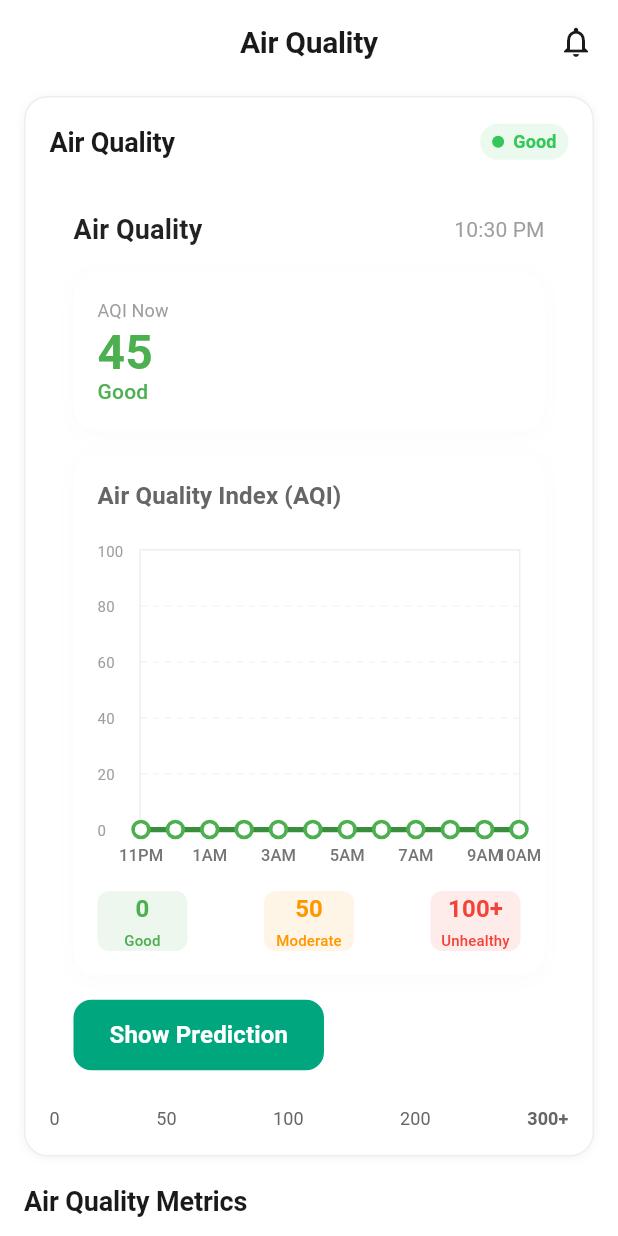
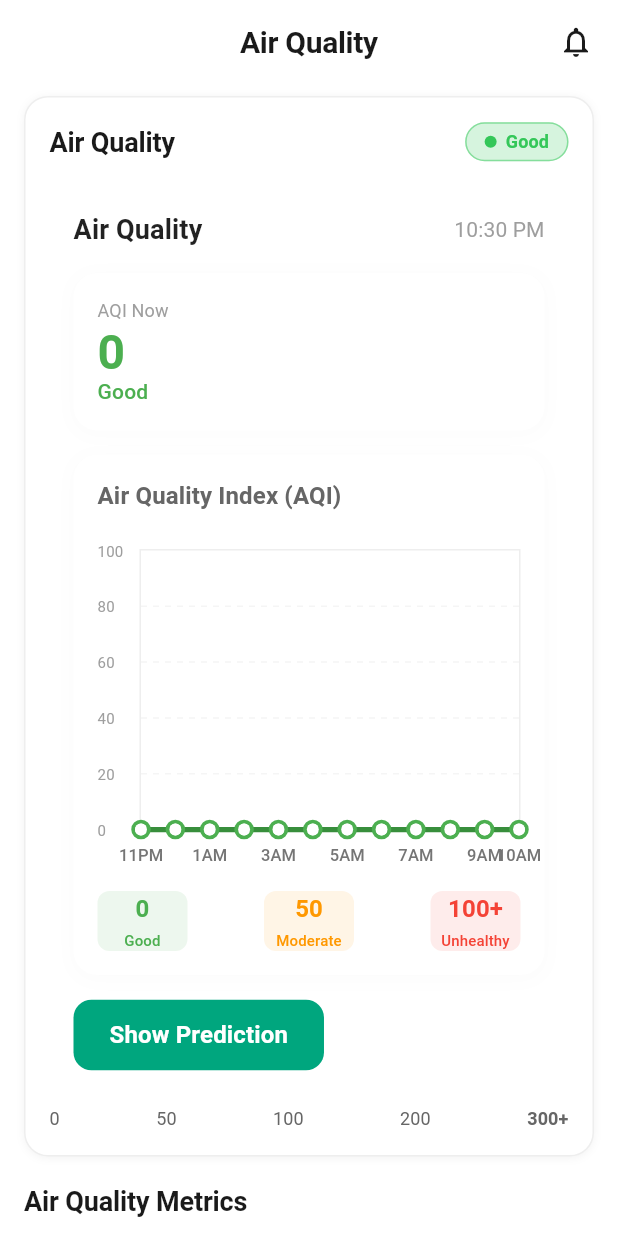
Before and after one commit to Ashik-Muhammed/ZAP_Zygreen_Air_Purifier, a Flutter app: the screen it shows after launch, on a phone screen of 412 x 824 dp. Run offline on Flutter 3.47's test engine with Material 3 defaults, Android fonts, the phone set to English and light mode, and no system bars; drawn by our look-alikes of fl_chart; our stand-ins replace firebase_core, firebase_database; accounts and stored records are empty.

Commit message:
fixed bug in AQI

```diff
--- a/lib/screens/dashboard_screen.dart
+++ b/lib/screens/dashboard_screen.dart
@@ -81,7 +81,7 @@ class DashboardScreen extends StatelessWidget {
                               fontWeight: FontWeight.w600,
                             ),
                           ),
-                          const _AirQualityStatus(label: 'Good', color: AppTheme.success),
+                          _AirQualityStatus(aqiValue: sensorProvider.airQuality),
                         ],
                       ),
                       const SizedBox(height: AppTheme.spacingM),
@@ -286,24 +286,47 @@ class DashboardScreen extends StatelessWidget {
 }
 
 class _AirQualityStatus extends StatelessWidget {
-  final String label;
-  final Color color;
+  final int aqiValue;
 
   const _AirQualityStatus({
-    required this.label,
-    required this.color,
+    required this.aqiValue,
   });
+
+  String get _getAqiLabel {
+    if (aqiValue <= 50) return 'Good';
+    if (aqiValue <= 100) return 'Moderate';
+    if (aqiValue <= 150) return 'Unhealthy for Sensitive Groups';
+    if (aqiValue <= 200) return 'Unhealthy';
+    if (aqiValue <= 300) return 'Very Unhealthy';
+    return 'Hazardous';
+  }
+
+  Color get _getAqiColor {
+    if (aqiValue <= 50) return AppTheme.success; // Green
+    if (aqiValue <= 100) return Colors.yellow[700]!; // Yellow
+    if (aqiValue <= 150) return Colors.orange; // Orange
+    if (aqiValue <= 200) return Colors.red; // Red
+    if (aqiValue <= 300) return Colors.purple; // Purple
+    return Colors.deepPurple[900]!; // Maroon
+  }
 
   @override
   Widget build(BuildContext context) {
+    final color = _getAqiColor;
+    final label = _getAqiLabel;
+
     return Container(
       padding: const EdgeInsets.symmetric(
-        horizontal: AppTheme.spacingS,
-        vertical: AppTheme.spacingXS,
+        horizontal: 12,
+        vertical: 4,
       ),
       decoration: BoxDecoration(
-        color: color.withValues(alpha: 0.1),
-        borderRadius: BorderRadius.circular(AppTheme.radiusM),
+        color: color.withValues(alpha: 0.2),
+        borderRadius: BorderRadius.circular(16),
+        border: Border.all(
+          color: color.withValues(alpha: 0.5),
+          width: 1,
+        ),
       ),
       child: Row(
         mainAxisSize: MainAxisSize.min,
@@ -320,9 +343,9 @@ class _AirQualityStatus extends StatelessWidget {
           Text(
             label,
             style: Theme.of(context).textTheme.labelMedium?.copyWith(
-              color: color,
-              fontWeight: FontWeight.w600,
-            ),
+                  color: color,
+                  fontWeight: FontWeight.w600,
+                ),
           ),
         ],
       ),
--- a/lib/services/firebase_service.dart
+++ b/lib/services/firebase_service.dart
@@ -14,7 +14,7 @@ class FirebaseService {
         _deviceId = snapshot.children.first.key;
       }
     } catch (e) {
-      print('Error getting device ID: $e');
+//handle silently
     }
 
     _deviceId ??= 'unknown_device';
--- a/lib/widgets/air_quality_chart.dart
+++ b/lib/widgets/air_quality_chart.dart
@@ -211,9 +211,9 @@ class _AirQualityChartState extends State<AirQualityChart> {
                   children: [
                     // Current AQI
                     _buildAqiBox(
-                      value: '45',
-                      label: 'Good',
-                      color: Colors.green,
+                      value: widget.airQuality.toInt().toString(),
+                      label: _getAqiStatus(widget.airQuality.toDouble()),
+                      color: _getAqiColor(widget.airQuality.toDouble()),
                     ),
                     // Prediction
                     if (_showPrediction) ...[
```
